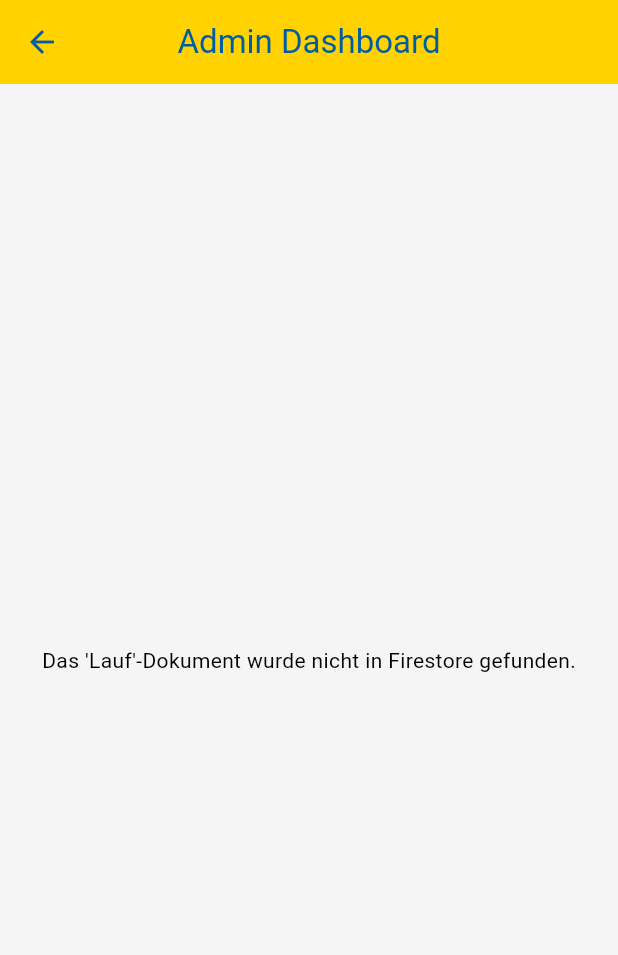
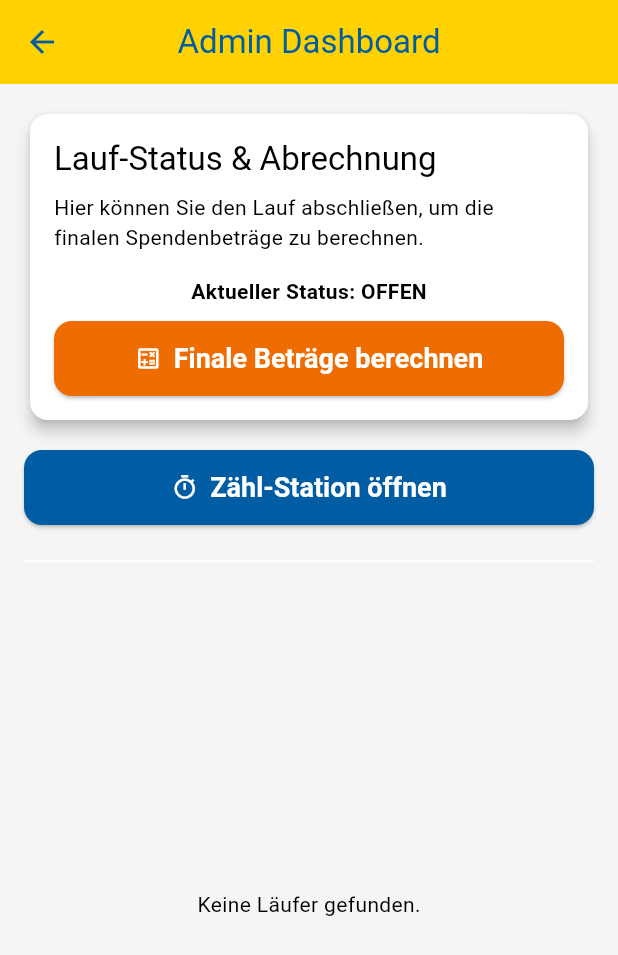
Before and after one commit to Wybaergler/sponsorenlauf-app, a Flutter app: the AdminDashboardPage screen opened by its route, on a phone screen of 412 x 824 dp. Shown: the top 955 px of the screen. Run offline on Flutter 3.47's test engine with Material 3 defaults, Android fonts, the phone set to English and light mode, and no system bars; our stand-ins replace cloud_firestore, firebase_auth, firebase_core, firebase_storage, image_picker; accounts and stored records are empty.

Commit message:
Teil eins Abrechnung erfolgreich

```diff
--- a/lib/admin/admin_dashboard_page.dart
+++ b/lib/admin/admin_dashboard_page.dart
@@ -1,4 +1,5 @@
 import 'package:cloud_firestore/cloud_firestore.dart';
+import 'package:firebase_auth/firebase_auth.dart'; // NEUER IMPORT
 import 'package:flutter/material.dart';
 import 'package:flutter/services.dart';
 import 'package:sponsorenlauf_app/admin/counting_station_page.dart';
@@ -12,36 +13,55 @@ class AdminDashboardPage extends StatefulWidget {
 }
 
 class _AdminDashboardPageState extends State<AdminDashboardPage> {
-  Future<void> _closeRace() async {
+  bool _isCalculating = false;
+
+  // --- HIER IST DIE NEUE, VEREINFACHTE FUNKTION ---
+  Future<void> _triggerCalculation() async {
+    final currentUser = FirebaseAuth.instance.currentUser;
+    if (currentUser == null) {
+      ScaffoldMessenger.of(context).showSnackBar(const SnackBar(content: Text("Fehler: Nicht authentifiziert.")));
+      return;
+    }
+
     bool? confirm = await showDialog<bool>(
       context: context,
       builder: (context) => AlertDialog(
-        title: const Text("Lauf abschließen?"),
-        content: const Text(
-            "Möchten Sie den Lauf wirklich abschließen und die Abrechnung starten?\n\nDiese Aktion kann nicht rückgängig gemacht werden."),
+        title: const Text("Abrechnung starten?"),
+        content: const Text("Dieser Schritt startet die Berechnung der finalen Spendenbeträge. Der Prozess läuft im Hintergrund und kann einige Minuten dauern. Fortfahren?"),
         actions: [
           TextButton(onPressed: () => Navigator.of(context).pop(false), child: const Text("Abbrechen")),
-          ElevatedButton(
-            onPressed: () => Navigator.of(context).pop(true),
-            style: ElevatedButton.styleFrom(backgroundColor: Colors.green),
-            child: const Text("Ja, Abrechnung starten"),
-          ),
+          ElevatedButton(onPressed: () => Navigator.of(context).pop(true), child: const Text("Berechnung starten")),
         ],
       ),
     );
 
     if (confirm ?? false) {
+      setState(() => _isCalculating = true);
       try {
+        // Wir schreiben einen "Auftrag" in die 'abrechnungen'-Sammlung.
+        // Die Cloud Function wird darauf reagieren.
+        await FirebaseFirestore.instance.collection('abrechnungen').add({
+          'triggeredBy': currentUser.uid,
+          'triggeredAt': FieldValue.serverTimestamp(),
+          'status': 'gestartet',
+        });
+
+        // Wir setzen den Lauf-Status direkt in der App.
         await FirebaseFirestore.instance
             .collection('Lauf')
             .doc('sponsorenlauf-2025')
-            .update({'status': 'abgeschlossen'});
+            .set({'status': 'abgeschlossen'}, SetOptions(merge: true));
+
         if (mounted) {
-          ScaffoldMessenger.of(context).showSnackBar(const SnackBar(content: Text("Abrechnungsprozess wurde gestartet..."), backgroundColor: Colors.green));
+          ScaffoldMessenger.of(context).showSnackBar(const SnackBar(content: Text("Abrechnungsprozess erfolgreich gestartet!"), backgroundColor: Colors.green));
         }
       } catch (e) {
         if (mounted) {
-          ScaffoldMessenger.of(context).showSnackBar(SnackBar(content: Text("Fehler: $e"), backgroundColor: Colors.red));
+          ScaffoldMessenger.of(context).showSnackBar(SnackBar(content: Text("Fehler beim Starten der Abrechnung: $e"), backgroundColor: Colors.red));
+        }
+      } finally {
+        if (mounted) {
+          setState(() => _isCalculating = false);
         }
       }
     }
@@ -52,13 +72,11 @@ class _AdminDashboardPageState extends State<AdminDashboardPage> {
       ScaffoldMessenger.of(context).showSnackBar(const SnackBar(content: Text("Der Lauf ist bereits abgeschlossen. Startnummern können nicht mehr geändert werden.")));
       return;
     }
-
     final runnerData = runnerDoc.data() as Map<String, dynamic>;
     final runnerId = runnerDoc.id;
     final name = runnerData['name'] ?? 'Unbekannter Läufer';
     final currentNumber = runnerData['startNumber']?.toString() ?? '';
     final numberController = TextEditingController(text: currentNumber);
-
     Future<void> saveNumber() async {
       final newNumberString = numberController.text.trim();
       final int? newNumber = int.tryParse(newNumberString);
@@ -75,7 +93,6 @@ class _AdminDashboardPageState extends State<AdminDashboardPage> {
         }
       }
     }
-
     return showDialog<void>(
       context: context,
       barrierDismissible: true,
@@ -108,7 +125,8 @@ class _AdminDashboardPageState extends State<AdminDashboardPage> {
             return const Center(child: Text("Fehler beim Laden des Lauf-Status."));
           }
           if (!raceStatusSnapshot.hasData || !raceStatusSnapshot.data!.exists) {
-            return const Center(child: Text("Das 'Lauf'-Dokument wurde nicht in Firestore gefunden."));
+            FirebaseFirestore.instance.collection('Lauf').doc('sponsorenlauf-2025').set({'status': 'offen'});
+            return const Center(child: Text("Initialisiere Lauf-Status... Bitte neu laden."));
           }
 
           final status = raceStatusSnapshot.data?.get('status') ?? 'unbekannt';
@@ -127,18 +145,21 @@ class _AdminDashboardPageState extends State<AdminDashboardPage> {
                       children: [
                         Text("Lauf-Status & Abrechnung", style: Theme.of(context).textTheme.titleLarge),
                         const SizedBox(height: 8),
-                        const Text("Hier können Sie den Lauf abschließen, um die finalen Spendenbeträge zu berechnen und die Rechnungs-E-Mails zu versenden."),
+                        const Text("Hier können Sie den Lauf abschließen, um die finalen Spendenbeträge zu berechnen."),
                         const SizedBox(height: 16),
                         Column(
                           children: [
                             Text("Aktueller Status: ${status.toUpperCase()}", style: const TextStyle(fontWeight: FontWeight.bold)),
                             const SizedBox(height: 10),
                             ElevatedButton.icon(
-                              icon: Icon(isRaceClosed ? Icons.check_circle : Icons.done_all),
-                              label: Text(isRaceClosed ? "Abrechnung bereits gestartet" : "Lauf abschließen & Abrechnung starten"),
-                              onPressed: isRaceClosed ? null : _closeRace,
+                              icon: _isCalculating
+                                  ? const SizedBox(width: 20, height: 20, child: CircularProgressIndicator(strokeWidth: 2, color: Colors.white))
+                                  : Icon(isRaceClosed ? Icons.check_circle : Icons.calculate_outlined),
+                              label: Text(isRaceClosed ? "Berechnung abgeschlossen" : "Finale Beträge berechnen"),
+                              onPressed: isRaceClosed || _isCalculating ? null : _triggerCalculation,
                               style: ElevatedButton.styleFrom(
-                                backgroundColor: isRaceClosed ? Colors.grey : Colors.green,
+                                backgroundColor: isRaceClosed ? Colors.grey : Colors.orange[800],
+                                foregroundColor: Colors.white,
                                 padding: const EdgeInsets.symmetric(horizontal: 24, vertical: 12),
                               ),
                             ),
@@ -170,10 +191,7 @@ class _AdminDashboardPageState extends State<AdminDashboardPage> {
               const Divider(indent: 16, endIndent: 16),
               Expanded(
                 child: StreamBuilder<QuerySnapshot>(
-                  stream: FirebaseFirestore.instance
-                      .collection('Laufer')
-                      .orderBy('name')
-                      .snapshots(),
+                  stream: FirebaseFirestore.instance.collection('Laufer').orderBy('name').snapshots(),
                   builder: (context, runnerSnapshot) {
                     if (runnerSnapshot.connectionState == ConnectionState.waiting) {
                       return const Center(child: CircularProgressIndicator());
```
Also changed, not shown: firebase.json.
